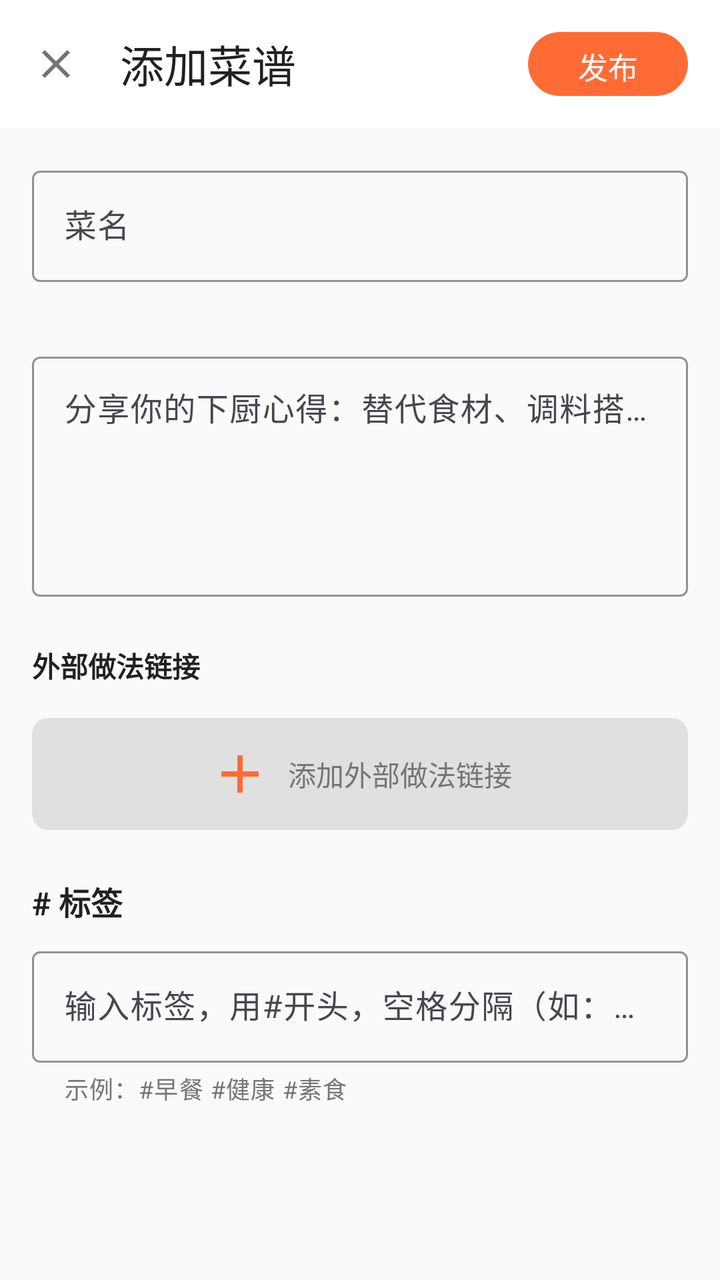
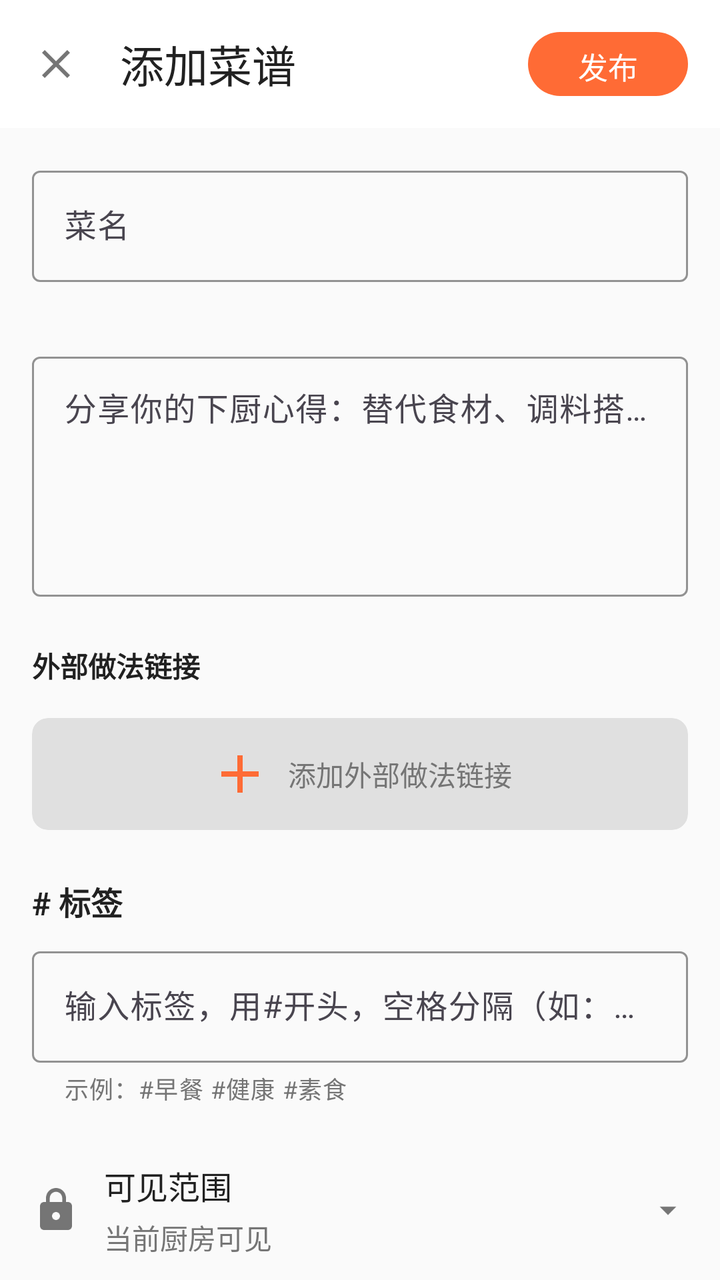

Before-and-after screenshots of an Android layout around one commit, followed by the original layout XML and the change that was made.
<!-- AndroidManifest.xml: activity theme Theme.FamilyRecipes -->
<!-- res/layout/activity_edit_recipe.xml -->
<?xml version="1.0" encoding="utf-8"?>
<androidx.coordinatorlayout.widget.CoordinatorLayout
    xmlns:android="http://schemas.android.com/apk/res/android"
    xmlns:app="http://schemas.android.com/apk/res-auto"
    android:layout_width="match_parent"
    android:layout_height="match_parent"
    android:background="@color/background">

    
    <com.google.android.material.appbar.AppBarLayout
        android:layout_width="match_parent"
        android:layout_height="wrap_content"
        android:background="@color/white"
        android:elevation="4dp">

        <androidx.appcompat.widget.Toolbar
            android:id="@+id/toolbar"
            android:layout_width="match_parent"
            android:layout_height="?attr/actionBarSize"
            android:background="@color/white"
            app:navigationIcon="@drawable/ic_close"
            app:title="添加菜谱"
            app:titleTextColor="@color/text_primary">

            <com.google.android.material.button.MaterialButton
                android:id="@+id/btn_publish"
                android:layout_width="wrap_content"
                android:layout_height="40dp"
                android:layout_gravity="end"
                android:layout_marginEnd="16dp"
                android:minWidth="80dp"
                android:paddingStart="20dp"
                android:paddingEnd="20dp"
                android:text="发布"
                android:textSize="15sp"
                android:textColor="@color/white"
                app:backgroundTint="@color/primary"
                app:cornerRadius="20dp" />

        </androidx.appcompat.widget.Toolbar>

    </com.google.android.material.appbar.AppBarLayout>

    
    <androidx.core.widget.NestedScrollView
        android:layout_width="match_parent"
        android:layout_height="match_parent"
        app:layout_behavior="@string/appbar_scrolling_view_behavior">

        <LinearLayout
            android:layout_width="match_parent"
            android:layout_height="wrap_content"
            android:orientation="vertical"
            android:padding="16dp">

            
            <com.google.android.material.textfield.TextInputLayout
                android:layout_width="match_parent"
                android:layout_height="wrap_content"
                android:hint="菜名"
                app:boxBackgroundMode="outline"
                app:boxStrokeColor="@color/primary">

                <com.google.android.material.textfield.TextInputEditText
                    android:id="@+id/et_recipe_title"
                    android:layout_width="match_parent"
                    android:layout_height="wrap_content"
                    android:inputType="text"
                    android:maxLines="1" />

            </com.google.android.material.textfield.TextInputLayout>

            
            <androidx.recyclerview.widget.RecyclerView
                android:id="@+id/recycler_images"
                android:layout_width="match_parent"
                android:layout_height="wrap_content"
                android:layout_marginTop="16dp"
                android:nestedScrollingEnabled="false" />

            
            <com.google.android.material.textfield.TextInputLayout
                android:layout_width="match_parent"
                android:layout_height="wrap_content"
                android:layout_marginTop="16dp"
                android:hint="分享你的下厨心得：替代食材、调料搭配、火候窍门，或这道菜背后的生活小故事..."
                app:boxBackgroundMode="outline"
                app:boxStrokeColor="@color/primary">

                <com.google.android.material.textfield.TextInputEditText
                    android:id="@+id/et_recipe_content"
                    android:layout_width="match_parent"
                    android:layout_height="wrap_content"
                    android:gravity="top"
                    android:inputType="textMultiLine"
                    android:minHeight="120dp"
                    android:maxLines="10" />

            </com.google.android.material.textfield.TextInputLayout>

            
            <LinearLayout
                android:layout_width="match_parent"
                android:layout_height="wrap_content"
                android:layout_marginTop="24dp"
                android:orientation="vertical">

                <TextView
                    android:layout_width="wrap_content"
                    android:layout_height="wrap_content"
                    android:text="外部做法链接"
                    android:textColor="@color/text_primary"
                    android:textSize="14sp"
                    android:textStyle="bold" />

                <androidx.recyclerview.widget.RecyclerView
                    android:id="@+id/recycler_external_links"
                    android:layout_width="match_parent"
                    android:layout_height="wrap_content"
                    android:layout_marginTop="8dp"
                    android:nestedScrollingEnabled="false" />

                
                <com.google.android.material.card.MaterialCardView
                    android:id="@+id/btn_add_external_link"
                    android:layout_width="match_parent"
                    android:layout_height="56dp"
                    android:layout_marginTop="8dp"
                    app:cardBackgroundColor="@color/light_gray"
                    app:cardCornerRadius="8dp"
                    app:cardElevation="0dp"
                    app:strokeWidth="0dp">

                    <LinearLayout
                        android:layout_width="match_parent"
                        android:layout_height="match_parent"
                        android:gravity="center"
                        android:orientation="horizontal">

                        <ImageView
                            android:layout_width="32dp"
                            android:layout_height="32dp"
                            android:src="@drawable/ic_add"
                            app:tint="@color/primary" />

                        <TextView
                            android:layout_width="wrap_content"
                            android:layout_height="wrap_content"
                            android:layout_marginStart="8dp"
                            android:text="添加外部做法链接"
                            android:textColor="@color/text_secondary"
                            android:textSize="14sp" />

                    </LinearLayout>

                </com.google.android.material.card.MaterialCardView>

            </LinearLayout>

            
            <LinearLayout
                android:layout_width="match_parent"
                android:layout_height="wrap_content"
                android:layout_marginTop="24dp"
                android:orientation="vertical">

                <TextView
                    android:layout_width="wrap_content"
                    android:layout_height="wrap_content"
                    android:text="# 标签"
                    android:textColor="@color/text_primary"
                    android:textSize="16sp"
                    android:textStyle="bold" />

                
                <com.google.android.material.textfield.TextInputLayout
                    android:layout_width="match_parent"
                    android:layout_height="wrap_content"
                    android:layout_marginTop="8dp"
                    android:hint="输入标签，用#开头，空格分隔（如：#午餐 #家常菜 #快手）"
                    app:boxBackgroundMode="outline"
                    app:boxStrokeColor="@color/primary"
                    app:helperText="示例：#早餐 #健康 #素食"
                    app:helperTextTextColor="@color/text_secondary">

                    <com.google.android.material.textfield.TextInputEditText
                        android:id="@+id/et_tags"
                        android:layout_width="match_parent"
                        android:layout_height="wrap_content"
                        android:inputType="text"
                        android:maxLines="3" />

                </com.google.android.material.textfield.TextInputLayout>

            </LinearLayout>

        </LinearLayout>

    </androidx.core.widget.NestedScrollView>

</androidx.coordinatorlayout.widget.CoordinatorLayout>
<!-- resources referenced by this layout -->
<resources>
  <color name="background">#FFFAFAFA</color>
  <color name="light_gray">#FFE0E0E0</color>
  <color name="primary">#FFFF6B35</color>
  <color name="text_primary">#FF212121</color>
  <color name="text_secondary">#FF757575</color>
  <color name="white">#FFFFFFFF</color>
  <!-- drawable ic_add (drawable) -->
  <vector xmlns:android="http://schemas.android.com/apk/res/android"
      android:width="24dp"
      android:height="24dp"
      android:viewportWidth="24"
      android:viewportHeight="24"
      android:tint="?attr/colorControlNormal">
      <path
          android:fillColor="@android:color/white"
          android:pathData="M19,13h-6v6h-2v-6H5v-2h6V5h2v6h6v2z"/>
  </vector>
  <!-- drawable ic_close (drawable) -->
  <?xml version="1.0" encoding="utf-8"?>
  <vector xmlns:android="http://schemas.android.com/apk/res/android"
      android:width="24dp"
      android:height="24dp"
      android:viewportWidth="24"
      android:viewportHeight="24">
      <path
          android:fillColor="#FF757575"
          android:pathData="M19,6.41L17.59,5 12,10.59 6.41,5 5,6.41 10.59,12 5,17.59 6.41,19 12,13.41 17.59,19 19,17.59 13.41,12z"/>
  </vector>
  <style name="Theme.FamilyRecipes" parent="Base.Theme.FamilyRecipes" />
  <style name="Base.Theme.FamilyRecipes" parent="Theme.Material3.DayNight.NoActionBar">
          <item name="colorPrimary">@color/primary</item>
          <item name="colorPrimaryDark">@color/primary_dark</item>
          <item name="colorAccent">@color/accent</item>
          <item name="android:statusBarColor">@color/primary</item>
          <item name="android:navigationBarColor">@color/white</item>
      </style>
  <color name="primary_dark">#FFE55C2E</color>
  <color name="accent">#FFFFB84D</color>
</resources>

<!-- the commit's change to res/layout/activity_edit_recipe.xml (unified diff, before → after) -->
@@ -191,6 +191,60 @@
                         android:maxLines="3" />
 
                 </com.google.android.material.textfield.TextInputLayout>
+                
+                
+                <LinearLayout
+                    android:id="@+id/layout_permission"
+                    android:layout_width="match_parent"
+                    android:layout_height="wrap_content"
+                    android:layout_marginTop="16dp"
+                    android:background="?attr/selectableItemBackground"
+                    android:clickable="true"
+                    android:focusable="true"
+                    android:orientation="horizontal"
+                    android:paddingVertical="12dp"
+                    android:gravity="center_vertical">
+                    
+                    <ImageView
+                        android:id="@+id/iv_permission_icon"
+                        android:layout_width="24dp"
+                        android:layout_height="24dp"
+                        android:src="@drawable/ic_lock"
+                        android:tint="@color/text_secondary"
+                        android:contentDescription="权限" />
+                    
+                    <LinearLayout
+                        android:layout_width="0dp"
+                        android:layout_height="wrap_content"
+                        android:layout_weight="1"
+                        android:layout_marginStart="12dp"
+                        android:orientation="vertical">
+                        
+                        <TextView
+                            android:id="@+id/tv_permission_title"
+                            android:layout_width="wrap_content"
+                            android:layout_height="wrap_content"
+                            android:text="可见范围"
+                            android:textColor="@color/text_primary"
+                            android:textSize="16sp" />
+                        
+                        <TextView
+                            android:id="@+id/tv_permission_subtitle"
+                            android:layout_width="wrap_content"
+                            android:layout_height="wrap_content"
+                            android:layout_marginTop="4dp"
+                            android:text="当前厨房可见"
+                            android:textColor="@color/text_secondary"
+                            android:textSize="14sp" />
+                    </LinearLayout>
+                    
+                    <ImageView
+                        android:layout_width="20dp"
+                        android:layout_height="20dp"
+                        android:src="@drawable/ic_arrow_drop_down"
+                        android:tint="@color/text_secondary"
+                        android:contentDescription="展开" />
+                </LinearLayout>
 
             </LinearLayout>
 
<!-- resource entries referenced after the edit -->
@@ -17,6 +17,17 @@
           android:fillColor="@android:color/white"
           android:pathData="M19,13h-6v6h-2v-6H5v-2h6V5h2v6h6v2z"/>
   </vector>
+  <!-- drawable ic_arrow_drop_down (drawable) -->
+  <?xml version="1.0" encoding="utf-8"?>
+  <vector xmlns:android="http://schemas.android.com/apk/res/android"
+      android:width="24dp"
+      android:height="24dp"
+      android:viewportWidth="24"
+      android:viewportHeight="24">
+      <path
+          android:fillColor="@android:color/white"
+          android:pathData="M7,10l5,5 5,-5z"/>
+  </vector>
   <!-- drawable ic_close (drawable) -->
   <?xml version="1.0" encoding="utf-8"?>
   <vector xmlns:android="http://schemas.android.com/apk/res/android"
@@ -27,6 +38,17 @@
       <path
           android:fillColor="#FF757575"
           android:pathData="M19,6.41L17.59,5 12,10.59 6.41,5 5,6.41 10.59,12 5,17.59 6.41,19 12,13.41 17.59,19 19,17.59 13.41,12z"/>
+  </vector>
+  <!-- drawable ic_lock (drawable) -->
+  <?xml version="1.0" encoding="utf-8"?>
+  <vector xmlns:android="http://schemas.android.com/apk/res/android"
+      android:width="24dp"
+      android:height="24dp"
+      android:viewportWidth="24"
+      android:viewportHeight="24">
+      <path
+          android:fillColor="@android:color/black"
+          android:pathData="M18,8h-1V6c0,-2.76 -2.24,-5 -5,-5S7,3.24 7,6v2H6c-1.1,0 -2,0.9 -2,2v10c0,1.1 0.9,2 2,2h12c1.1,0 2,-0.9 2,-2V10c0,-1.1 -0.9,-2 -2,-2zM12,17c-1.1,0 -2,-0.9 -2,-2s0.9,-2 2,-2 2,0.9 2,2 -0.9,2 -2,2zM15.1,8H8.9V6c0,-1.71 1.39,-3.1 3.1,-3.1 1.71,0 3.1,1.39 3.1,3.1v2z"/>
   </vector>
   <style name="Theme.FamilyRecipes" parent="Base.Theme.FamilyRecipes" />
   <style name="Base.Theme.FamilyRecipes" parent="Theme.Material3.DayNight.NoActionBar">
